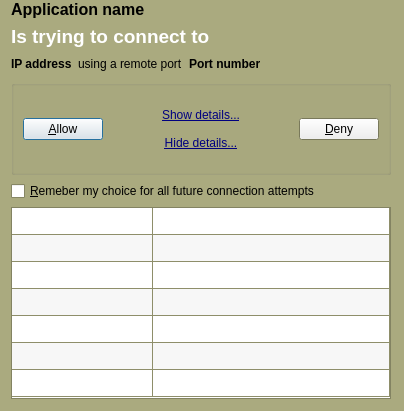
andreizilla/leopard-flower-firewall, file lpfw-pygui/popup_out.ui: the form before one commit.
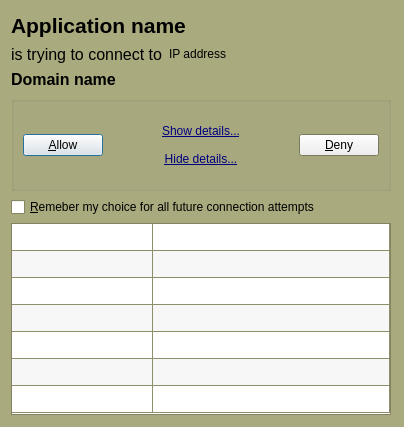
The form after the commit. Icons and pictures are not drawn.

```diff
--- a/lpfw-pygui/popup_out.ui
+++ b/lpfw-pygui/popup_out.ui
@@ -7,7 +7,7 @@
     <x>0</x>
     <y>0</y>
     <width>523</width>
-    <height>422</height>
+    <height>440</height>
    </rect>
   </property>
   <property name="sizePolicy">
@@ -110,11 +110,18 @@
        <property name="sizeConstraint">
         <enum>QLayout::SetMinimumSize</enum>
        </property>
+       <property name="topMargin">
+        <number>13</number>
+       </property>
+       <property name="rightMargin">
+        <number>0</number>
+       </property>
        <item>
         <widget class="QLabel" name="label_name">
          <property name="font">
           <font>
-           <pointsize>12</pointsize>
+           <family>Ubuntu</family>
+           <pointsize>16</pointsize>
            <weight>75</weight>
            <bold>true</bold>
           </font>
@@ -127,6 +134,8 @@
          </property>
         </widget>
        </item>
+       <item>
+        <layout class="QHBoxLayout" name="horizontalLayout">
        <item>
         <widget class="QLabel" name="label_text">
          <property name="palette">
@@ -135,9 +144,9 @@
             <colorrole role="WindowText">
              <brush brushstyle="SolidPattern">
               <color alpha="255">
-               <red>255</red>
-               <green>255</green>
-               <blue>255</blue>
+                 <red>0</red>
+                 <green>0</green>
+                 <blue>0</blue>
               </color>
              </brush>
             </colorrole>
@@ -164,9 +173,9 @@
             <colorrole role="WindowText">
              <brush brushstyle="SolidPattern">
               <color alpha="255">
-               <red>255</red>
-               <green>255</green>
-               <blue>255</blue>
+                 <red>0</red>
+                 <green>0</green>
+                 <blue>0</blue>
               </color>
              </brush>
             </colorrole>
@@ -223,13 +232,13 @@
          <property name="font">
           <font>
            <family>Ubuntu</family>
-           <pointsize>14</pointsize>
-           <weight>75</weight>
-           <bold>true</bold>
+             <pointsize>12</pointsize>
+             <weight>50</weight>
+             <bold>false</bold>
           </font>
          </property>
          <property name="text">
-          <string>Is trying to connect to</string>
+            <string>is trying to connect to</string>
          </property>
          <property name="textFormat">
           <enum>Qt::PlainText</enum>
@@ -240,13 +249,11 @@
         </widget>
        </item>
        <item>
-        <layout class="QHBoxLayout" name="horizontalLayout_2">
-         <item>
           <widget class="QLabel" name="label_ip">
            <property name="font">
             <font>
-             <weight>75</weight>
-             <bold>true</bold>
+             <weight>50</weight>
+             <bold>false</bold>
             </font>
            </property>
            <property name="text">
@@ -255,22 +262,37 @@
           </widget>
          </item>
          <item>
-          <widget class="QLabel" name="label_text2">
-           <property name="text">
-            <string>using a remote port</string>
+          <spacer name="horizontalSpacer_4">
+           <property name="orientation">
+            <enum>Qt::Horizontal</enum>
            </property>
-          </widget>
+           <property name="sizeHint" stdset="0">
+            <size>
+             <width>40</width>
+             <height>20</height>
+            </size>
+           </property>
+          </spacer>
          </item>
+        </layout>
+       </item>
          <item>
-          <widget class="QLabel" name="label_port">
+        <layout class="QHBoxLayout" name="horizontalLayout_2">
+         <item>
+          <widget class="QLabel" name="label_domain">
            <property name="font">
             <font>
+             <family>Ubuntu</family>
+             <pointsize>12</pointsize>
              <weight>75</weight>
              <bold>true</bold>
             </font>
            </property>
            <property name="text">
-            <string>Port number</string>
+            <string>Domain name</string>
+           </property>
+           <property name="textInteractionFlags">
+            <set>Qt::TextSelectableByKeyboard|Qt::TextSelectableByMouse</set>
            </property>
           </widget>
          </item>
```
Left out of the diff: 9 changed lines with no effect on the pictures. Lines whose indentation alone changed are shown as unchanged.
